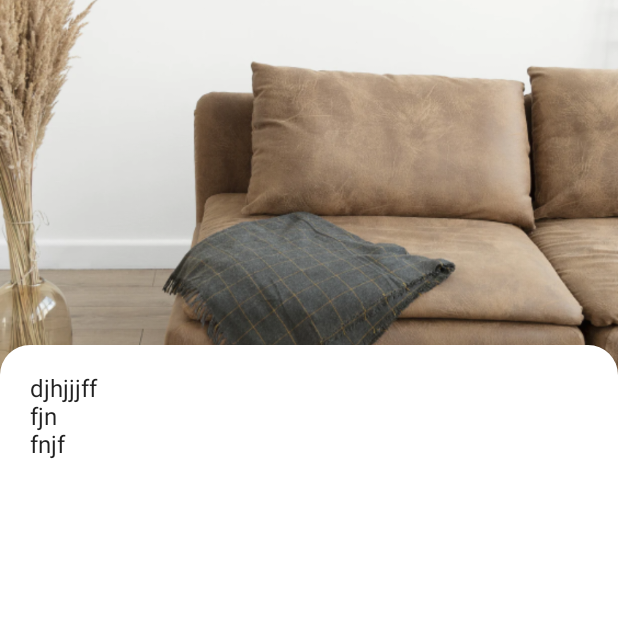
After one commit to nameisjayant/furniture-app-compose-ui, an Android app built with Jetpack Compose: the composable ProductDetailScreen shown on its own in the app's theme, on a phone screen of 412 x 824 dp, the top half of it. The commit adds this screen. Run offline under Robolectric (Android 15) with nearby library versions, the phone set to English and light mode, and no system bars.

Commit message:
transparent status bar

```diff
--- a/app/src/main/java/com/nameisjayant/furnitureapp/MainActivity.kt
+++ b/app/src/main/java/com/nameisjayant/furnitureapp/MainActivity.kt
@@ -1,6 +1,8 @@
 package com.nameisjayant.furnitureapp
 
 import android.os.Bundle
+import android.view.View
+import android.view.WindowManager
 import androidx.activity.ComponentActivity
 import androidx.activity.compose.setContent
 import androidx.compose.foundation.layout.fillMaxSize
@@ -9,20 +11,27 @@ import androidx.compose.material.Surface
 import androidx.compose.material.Text
 import androidx.compose.runtime.Composable
 import androidx.compose.ui.Modifier
+import androidx.compose.ui.graphics.Color
 import androidx.compose.ui.tooling.preview.Preview
+import androidx.core.view.WindowCompat
+import androidx.core.view.WindowInsetsControllerCompat
 import com.nameisjayant.furnitureapp.screens.HomeScreen
+import com.nameisjayant.furnitureapp.screens.ProductDetailScreen
 import com.nameisjayant.furnitureapp.ui.theme.FurnitureAppTheme
 
 class MainActivity : ComponentActivity() {
     override fun onCreate(savedInstanceState: Bundle?) {
         super.onCreate(savedInstanceState)
         setContent {
+                window?.decorView?.systemUiVisibility = (View.SYSTEM_UI_FLAG_LAYOUT_STABLE
+            or View.SYSTEM_UI_FLAG_LAYOUT_FULLSCREEN)
+    window.statusBarColor = android.graphics.Color.TRANSPARENT
             FurnitureAppTheme {
                 Surface(
                     modifier = Modifier.fillMaxSize(),
-                    color = MaterialTheme.colors.background
+                    color = MaterialTheme.colors.background,
                 ) {
-                    HomeScreen()
+                    ProductDetailScreen()
                 }
             }
         }
--- /dev/null
+++ b/app/src/main/java/com/nameisjayant/furnitureapp/screens/ProductDetailScreen.kt
@@ -0,0 +1,54 @@
+package com.nameisjayant.furnitureapp.screens
+
+import androidx.compose.foundation.Image
+import androidx.compose.foundation.background
+import androidx.compose.foundation.layout.*
+import androidx.compose.foundation.shape.RoundedCornerShape
+import androidx.compose.material.Card
+import androidx.compose.material.Icon
+import androidx.compose.material.Text
+import androidx.compose.runtime.Composable
+import androidx.compose.ui.Alignment
+import androidx.compose.ui.Modifier
+import androidx.compose.ui.graphics.Color
+import androidx.compose.ui.layout.ContentScale
+import androidx.compose.ui.res.painterResource
+import androidx.compose.ui.text.TextStyle
+import androidx.compose.ui.text.font.FontWeight
+import androidx.compose.ui.unit.dp
+import androidx.compose.ui.unit.sp
+import com.nameisjayant.furnitureapp.R
+import com.nameisjayant.furnitureapp.ui.theme.LightGray
+import com.nameisjayant.furnitureapp.ui.theme.PoppinFont
+import com.nameisjayant.furnitureapp.ui.theme.TextColor
+
+@Composable
+fun ProductDetailScreen() {
+
+    Box(
+        modifier = Modifier.fillMaxSize()
+    ) {
+        Box(
+            modifier = Modifier.fillMaxSize()
+        ) {
+            Image(
+                painter = painterResource(id = R.drawable.product_four), contentDescription = "",
+                contentScale = ContentScale.FillWidth,
+                modifier = Modifier
+                    .height(250.dp)
+                    .fillMaxWidth()
+            )
+              Card(
+                  modifier = Modifier
+                      .padding(top = 230.dp)
+                      .fillMaxWidth(),
+                  shape = RoundedCornerShape(20.dp),
+                  elevation = 0.dp
+              ) {
+                  Text(text = "djhjjjff\nfjn\nfnjf", modifier = Modifier.padding(20.dp))
+              }
+
+        }
+    }
+
+}
--- a/app/src/main/res/values/themes.xml
+++ b/app/src/main/res/values/themes.xml
@@ -3,5 +3,6 @@
 
     <style name="Theme.FurnitureApp" parent="android:Theme.Material.Light.NoActionBar">
         <item name="android:statusBarColor">@color/purple_700</item>
+<!--        <item name="android:windowTranslucentStatus">true</item>-->
     </style>
 </resources>
```
